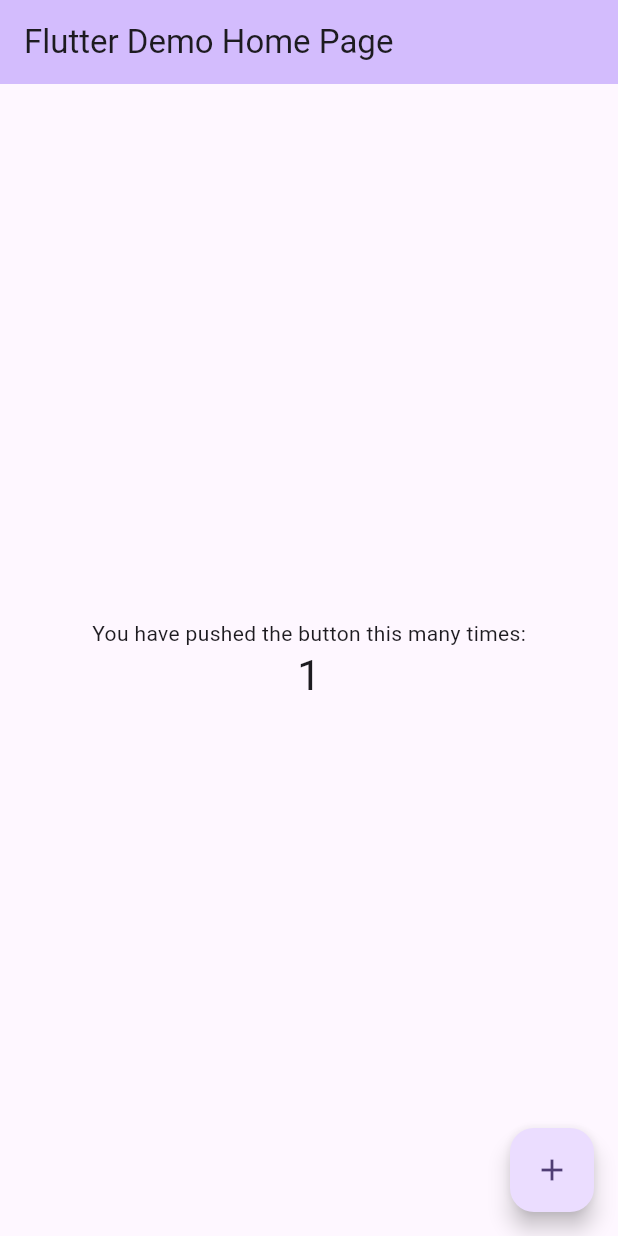
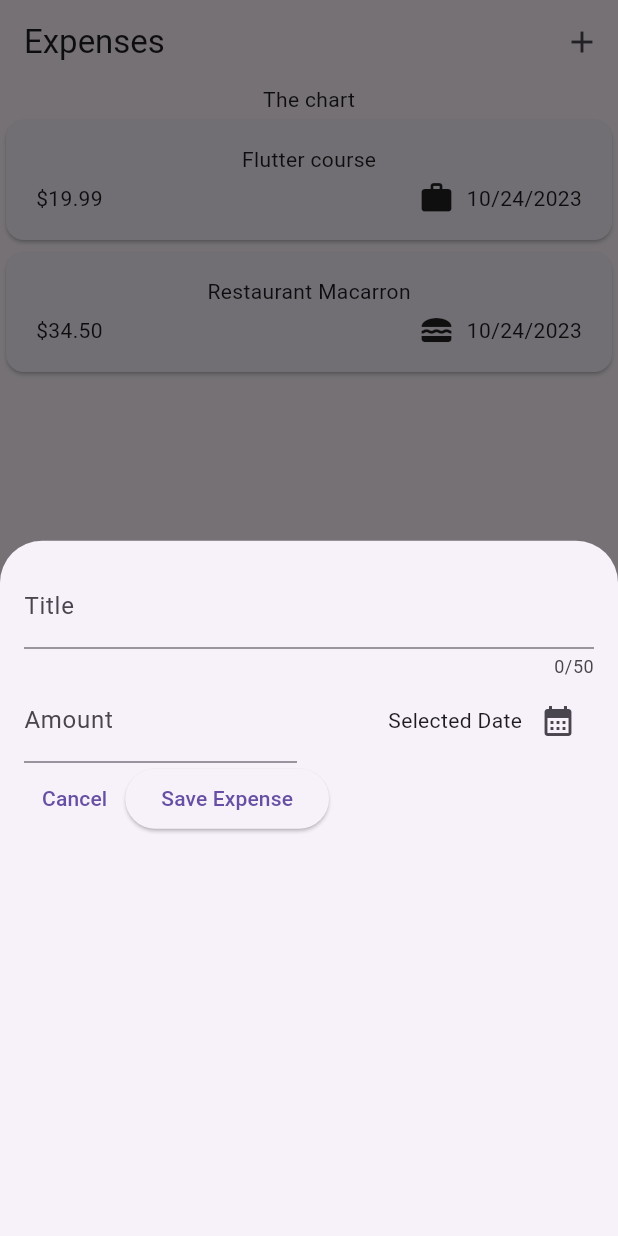
Before and after one commit to jpenna/udemy_flutter, a Flutter app: the screen it shows after launch, after a tap on the "add" icon, on a phone screen of 412 x 824 dp. Run offline on Flutter 3.47's test engine with Material 2 defaults, Android fonts, the phone set to English and light mode, and no system bars.

Commit message:
Building form

```diff
--- a/lib/main.dart
+++ b/lib/main.dart
@@ -1,125 +1,11 @@
+import 'package:first_app/widgets/expenses.dart';
 import 'package:flutter/material.dart';
 
 void main() {
-  runApp(const MyApp());
+  runApp(
+    MaterialApp(
+      theme: ThemeData(useMaterial3: true),
+      home: const Expenses(),
+    ),
+  );
 }
-
-class MyApp extends StatelessWidget {
-  const MyApp({super.key});
-
-  // This widget is the root of your application.
-  @override
-  Widget build(BuildContext context) {
-    return MaterialApp(
-      title: 'Flutter Demo',
-      theme: ThemeData(
-        // This is the theme of your application.
-        //
-        // TRY THIS: Try running your application with "flutter run". You'll see
-        // the application has a blue toolbar. Then, without quitting the app,
-        // try changing the seedColor in the colorScheme below to Colors.green
-        // and then invoke "hot reload" (save your changes or press the "hot
-        // reload" button in a Flutter-supported IDE, or press "r" if you used
-        // the command line to start the app).
-        //
-        // Notice that the counter didn't reset back to zero; the application
-        // state is not lost during the reload. To reset the state, use hot
-        // restart instead.
-        //
-        // This works for code too, not just values: Most code changes can be
-        // tested with just a hot reload.
-        colorScheme: ColorScheme.fromSeed(seedColor: Colors.deepPurple),
-        useMaterial3: true,
-      ),
-      home: const MyHomePage(title: 'Flutter Demo Home Page'),
-    );
-  }
-}
-
-class MyHomePage extends StatefulWidget {
-  const MyHomePage({super.key, required this.title});
-
-  // This widget is the home page of your application. It is stateful, meaning
-  // that it has a State object (defined below) that contains fields that affect
-  // how it looks.
-
-  // This class is the configuration for the state. It holds the values (in this
-  // case the title) provided by the parent (in this case the App widget) and
-  // used by the build method of the State. Fields in a Widget subclass are
-  // always marked "final".
-
-  final String title;
-
-  @override
-  State<MyHomePage> createState() => _MyHomePageState();
-}
-
-class _MyHomePageState extends State<MyHomePage> {
-  int _counter = 0;
-
-  void _incrementCounter() {
-    setState(() {
-      // This call to setState tells the Flutter framework that something has
-      // changed in this State, which causes it to rerun the build method below
-      // so that the display can reflect the updated values. If we changed
-      // _counter without calling setState(), then the build method would not be
-      // called again, and so nothing would appear to happen.
-      _counter++;
-    });
-  }
-
-  @override
-  Widget build(BuildContext context) {
-    // This method is rerun every time setState is called, for instance as done
-    // by the _incrementCounter method above.
-    //
-    // The Flutter framework has been optimized to make rerunning build methods
-    // fast, so that you can just rebuild anything that needs updating rather
-    // than having to individually change instances of widgets.
-    return Scaffold(
-      appBar: AppBar(
-        // TRY THIS: Try changing the color here to a specific color (to
-        // Colors.amber, perhaps?) and trigger a hot reload to see the AppBar
-        // change color while the other colors stay the same.
-        backgroundColor: Theme.of(context).colorScheme.inversePrimary,
-        // Here we take the value from the MyHomePage object that was created by
-        // the App.build method, and use it to set our appbar title.
-        title: Text(widget.title),
-      ),
-      body: Center(
-        // Center is a layout widget. It takes a single child and positions it
-        // in the middle of the parent.
-        child: Column(
-          // Column is also a layout widget. It takes a list of children and
-          // arranges them vertically. By default, it sizes itself to fit its
-          // children horizontally, and tries to be as tall as its parent.
-          //
-          // Column has various properties to control how it sizes itself and
-          // how it positions its children. Here we use mainAxisAlignment to
-          // center the children vertically; the main axis here is the vertical
-          // axis because Columns are vertical (the cross axis would be
-          // horizontal).
-          //
-          // TRY THIS: Invoke "debug painting" (choose the "Toggle Debug Paint"
-          // action in the IDE, or press "p" in the console), to see the
-          // wireframe for each widget.
-          mainAxisAlignment: MainAxisAlignment.center,
-          children: <Widget>[
-            const Text(
-              'You have pushed the button this many times:',
-            ),
-            Text(
-              '$_counter',
-              style: Theme.of(context).textTheme.headlineMedium,
-            ),
-          ],
-        ),
-      ),
-      floatingActionButton: FloatingActionButton(
-        onPressed: _incrementCounter,
-        tooltip: 'Increment',
-        child: const Icon(Icons.add),
-      ), // This trailing comma makes auto-formatting nicer for build methods.
-    );
-  }
-}
--- /dev/null
+++ b/lib/models/expense.dart
@@ -0,0 +1,35 @@
+import "package:flutter/material.dart";
+import "package:intl/intl.dart";
+import "package:uuid/uuid.dart";
+
+final formatter = DateFormat.yMd();
+
+const uuid = Uuid();
+
+enum Category { food, travel, leisure, work }
+
+const categoryIcons = {
+  Category.food: Icons.lunch_dining,
+  Category.travel: Icons.flight_takeoff,
+  Category.leisure: Icons.movie,
+  Category.work: Icons.work,
+};
+
+class Expense {
+  Expense({
+    required this.title,
+    required this.amount,
+    required this.date,
+    required this.category,
+  }) : id = uuid.v4();
+
+  final String id;
+  final String title;
+  final double amount;
+  final DateTime date;
+  final Category category;
+
+  String get formattedDate {
+    return formatter.format(date);
+  }
+}
--- /dev/null
+++ b/lib/widgets/expenses.dart
@@ -0,0 +1,58 @@
+import 'package:first_app/widgets/expenses_list/expenses_list.dart';
+import 'package:first_app/models/expense.dart';
+import 'package:first_app/widgets/new_expense.dart';
+import 'package:flutter/material.dart';
+
+class Expenses extends StatefulWidget {
+  const Expenses({super.key});
+
+  @override
+  State<Expenses> createState() {
+    return _ExpensesState();
+  }
+}
+
+class _ExpensesState extends State<Expenses> {
+  final List<Expense> _registeredExpenses = [
+    Expense(
+      title: 'Flutter course',
+      amount: 19.99,
+      date: DateTime.now(),
+      category: Category.work,
+    ),
+    Expense(
+      title: 'Restaurant Macarron',
+      amount: 34.50,
+      date: DateTime.now(),
+      category: Category.food,
+    ),
+  ];
+
+  void _openAddExpenseOverlay() {
+    showModalBottomSheet(
+      context: context,
+      builder: (ctx) => const NewExpense(),
+    );
+  }
+
+  @override
+  Widget build(BuildContext context) {
+    return Scaffold(
+      appBar: AppBar(
+        title: const Text('Expenses'),
+        actions: [
+          IconButton(
+            onPressed: _openAddExpenseOverlay,
+            icon: const Icon(Icons.add),
+          ),
+        ],
+      ),
+      body: Column(
+        children: [
+          const Text('The chart'),
+          Expanded(child: ExpensesList(expenses: _registeredExpenses)),
+        ],
+      ),
+    );
+  }
+}
--- /dev/null
+++ b/lib/widgets/expenses_list/expense_item.dart
@@ -0,0 +1,40 @@
+import 'package:first_app/models/expense.dart';
+import 'package:flutter/material.dart';
+
+class ExpenseItem extends StatelessWidget {
+  const ExpenseItem(this.expense, {super.key});
+
+  final Expense expense;
+
+  @override
+  Widget build(BuildContext context) {
+    return Card(
+      child: Padding(
+        padding: const EdgeInsets.symmetric(horizontal: 20, vertical: 16),
+        child: Column(
+          children: [
+            Text(expense.title),
+            const SizedBox(
+              height: 4,
+            ),
+            Row(
+              children: [
+                Text('\$${expense.amount.toStringAsFixed(2)}'),
+                const Spacer(),
+                Row(
+                  children: [
+                    Icon(categoryIcons[expense.category]),
+                    const SizedBox(
+                      width: 8,
+                    ),
+                    Text(expense.formattedDate),
+                  ],
+                ),
+              ],
+            ),
+          ],
+        ),
+      ),
+    );
+  }
+}
--- /dev/null
+++ b/lib/widgets/expenses_list/expenses_list.dart
@@ -0,0 +1,17 @@
+import 'package:first_app/models/expense.dart';
+import 'package:first_app/widgets/expenses_list/expense_item.dart';
+import 'package:flutter/material.dart';
+
+class ExpensesList extends StatelessWidget {
+  const ExpensesList({super.key, required this.expenses});
+
+  final List<Expense> expenses;
+
+  @override
+  Widget build(BuildContext context) {
+    return ListView.builder(
+      itemCount: expenses.length,
+      itemBuilder: (ctx, index) => ExpenseItem(expenses[index]),
+    );
+  }
+}
--- /dev/null
+++ b/lib/widgets/new_expense.dart
@@ -0,0 +1,104 @@
+import 'package:first_app/models/expense.dart';
+import 'package:flutter/material.dart';
+
+class NewExpense extends StatefulWidget {
+  const NewExpense({super.key});
+
+  @override
+  State<StatefulWidget> createState() {
+    return _NewExpenseState();
+  }
+}
+
+class _NewExpenseState extends State<NewExpense> {
+  final _titleController = TextEditingController();
+  final _amountController = TextEditingController();
+  DateTime? _selectedDate;
+
+  void _presentDatePicker() async {
+    final now = DateTime.now();
+    final DateTime? pickedDate = await showDatePicker(
+      context: context,
+      initialDate: now,
+      firstDate: DateTime(now.year - 1, now.month, now.day),
+      lastDate: now,
+    );
+
+    setState(() {
+      _selectedDate = pickedDate;
+    });
+  }
+
+  @override
+  void dispose() {
+    _titleController.dispose();
+    _amountController.dispose();
+    super.dispose();
+  }
+
+  @override
+  Widget build(BuildContext context) {
+    return Padding(
+      padding: const EdgeInsets.all(16),
+      child: Column(
+        children: [
+          TextField(
+            controller: _titleController,
+            maxLength: 50,
+            decoration: const InputDecoration(label: Text('Title')),
+          ),
+          Row(
+            children: [
+              Expanded(
+                child: TextField(
+                  controller: _amountController,
+                  keyboardType: TextInputType.number,
+                  decoration: const InputDecoration(
+                    label: Text('Amount'),
+                    prefixText: '\$ ',
+                    prefixStyle: TextStyle(color: Colors.black54),
+                  ),
+                ),
+              ),
+              const SizedBox(
+                width: 16,
+              ),
+              Expanded(
+                child: Row(
+                  mainAxisAlignment: MainAxisAlignment.end,
+                  crossAxisAlignment: CrossAxisAlignment.center,
+                  children: [
+                    Text(_selectedDate == null
+                        ? 'Selected Date'
+                        : formatter.format(_selectedDate!)),
+                    IconButton(
+                      onPressed: _presentDatePicker,
+                      icon: const Icon(Icons.calendar_month),
+                    ),
+                  ],
+                ),
+              ),
+            ],
+          ),
+          Row(
+            children: [
+              TextButton(
+                onPressed: () {
+                  Navigator.pop(context);
+                },
+                child: const Text('Cancel'),
+              ),
+              ElevatedButton(
+                onPressed: () {
+                  print(_titleController.text);
+                  print(_amountController.text);
+                },
+                child: const Text('Save Expense'),
+              ),
+            ],
+          ),
+        ],
+      ),
+    );
+  }
+}
--- a/pubspec.yaml
+++ b/pubspec.yaml
@@ -35,6 +35,8 @@ dependencies:
   # The following adds the Cupertino Icons font to your application.
   # Use with the CupertinoIcons class for iOS style icons.
   cupertino_icons: ^1.0.2
+  uuid: ^4.1.0
+  intl: ^0.18.1
 
 dev_dependencies:
   flutter_test:
```
Also changed, not shown: pubspec.lock, 1 other file.
